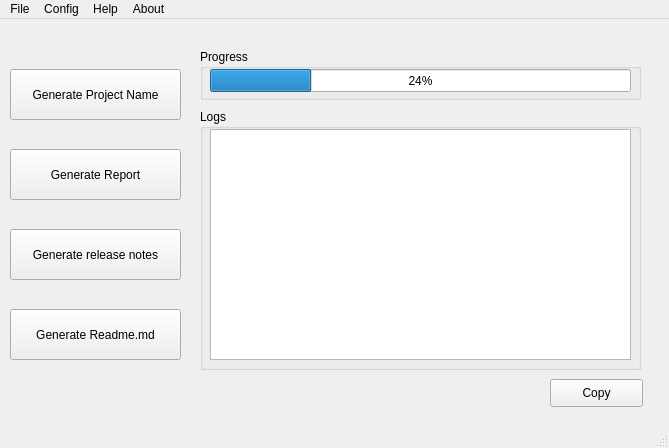
Qt form ui/gitai-main.ui (venkatmidhunmareedu/gitai) before a commit.
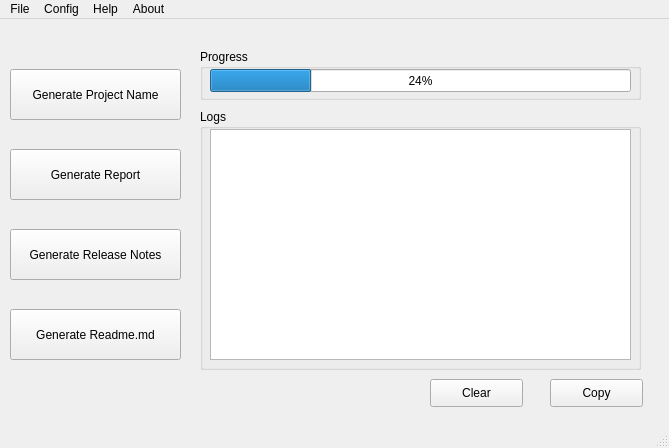
The same form after that commit.

The edit to the form file:
```diff
--- a/ui/gitai-main.ui
+++ b/ui/gitai-main.ui
@@ -67,7 +67,7 @@
      <string>Generate a release notes for your project using ollama</string>
     </property>
     <property name="text">
-     <string>Generate release notes</string>
+     <string>Generate Release Notes</string>
     </property>
    </widget>
    <widget class="QPushButton" name="bgreadme">
@@ -154,6 +154,22 @@
      <string>Copy</string>
     </property>
    </widget>
+   <widget class="QPushButton" name="clear">
+    <property name="geometry">
+     <rect>
+      <x>430</x>
+      <y>360</y>
+      <width>93</width>
+      <height>28</height>
+     </rect>
+    </property>
+    <property name="statusTip">
+     <string>Clear the logs</string>
+    </property>
+    <property name="text">
+     <string>Clear</string>
+    </property>
+   </widget>
   </widget>
   <widget class="QMenuBar" name="menubar">
    <property name="geometry">
```
